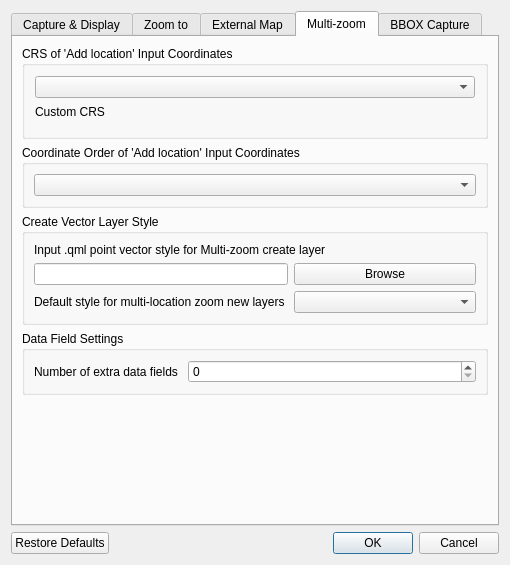
The window that ui/latLonSettings.ui (NationalSecurityAgency/qgis-latlontools-plugin) describes before a commit, drawn with Qt 5.
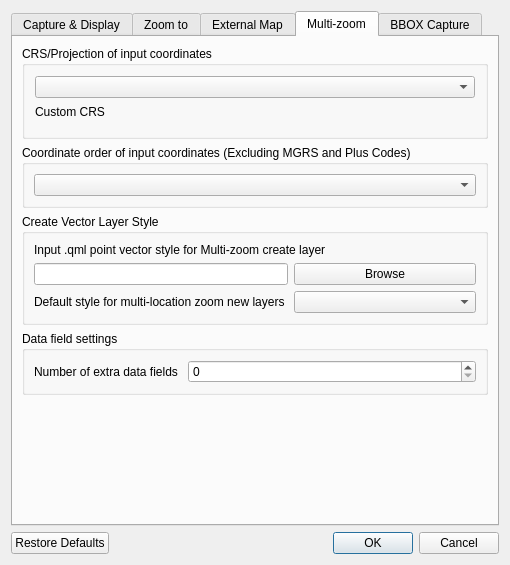
The same window after the commit. The open tabs and pages were chosen to show the change. Custom widgets are drawn as their Qt base class.

Commit message: added mgrs and plus codes to multi location zoom

```diff
--- a/ui/latLonSettings.ui
+++ b/ui/latLonSettings.ui
@@ -383,7 +383,7 @@
           </sizepolicy>
          </property>
          <property name="title">
-          <string>CRS of 'Add location' Input Coordinates</string>
+          <string>CRS/Projection of input coordinates</string>
          </property>
          <property name="flat">
           <bool>false</bool>
@@ -417,7 +417,7 @@
        <item>
         <widget class="QGroupBox" name="groupBox_4">
          <property name="title">
-          <string>Coordinate Order of 'Add location' Input Coordinates</string>
+          <string>Coordinate order of input coordinates (Excluding MGRS and Plus Codes)</string>
          </property>
          <layout class="QVBoxLayout" name="verticalLayout_8">
           <item>
@@ -479,7 +479,7 @@
        <item>
         <widget class="QGroupBox" name="groupBox_3">
          <property name="title">
-          <string>Data Field Settings</string>
+          <string>Data field settings</string>
          </property>
          <layout class="QFormLayout" name="formLayout">
           <item row="0" column="0">
```
The commit also changes 8 other files.
